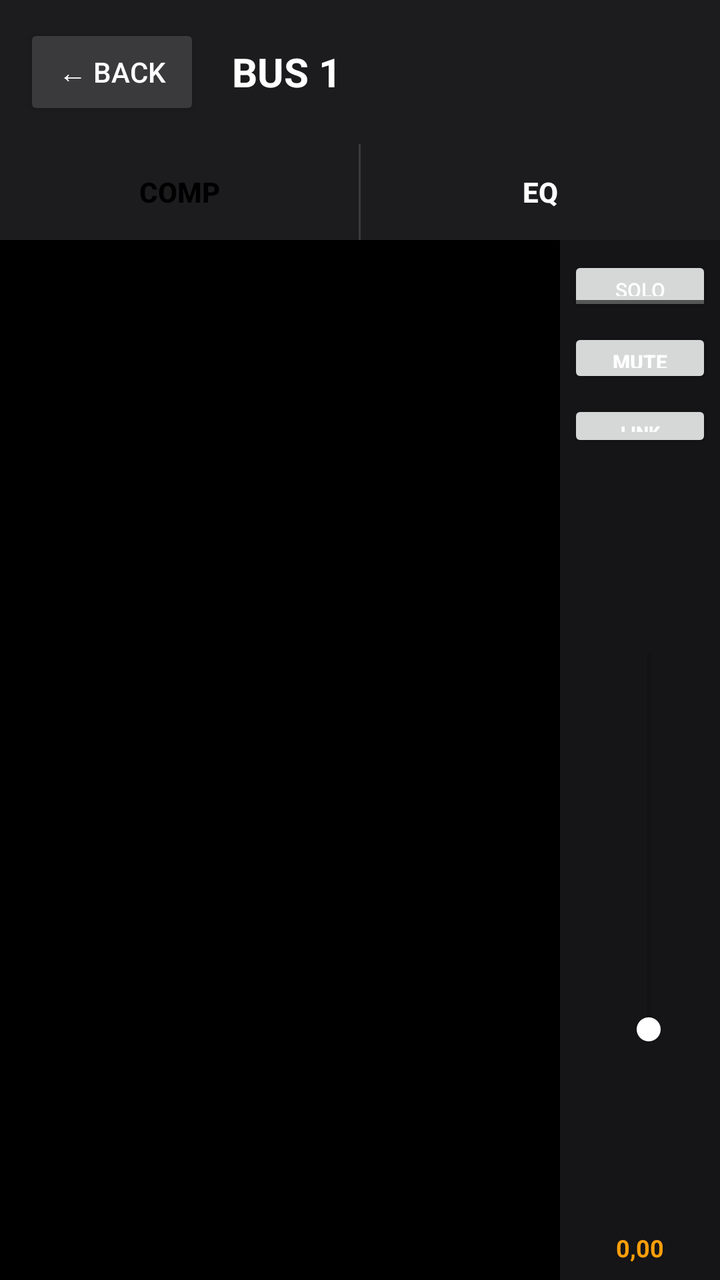
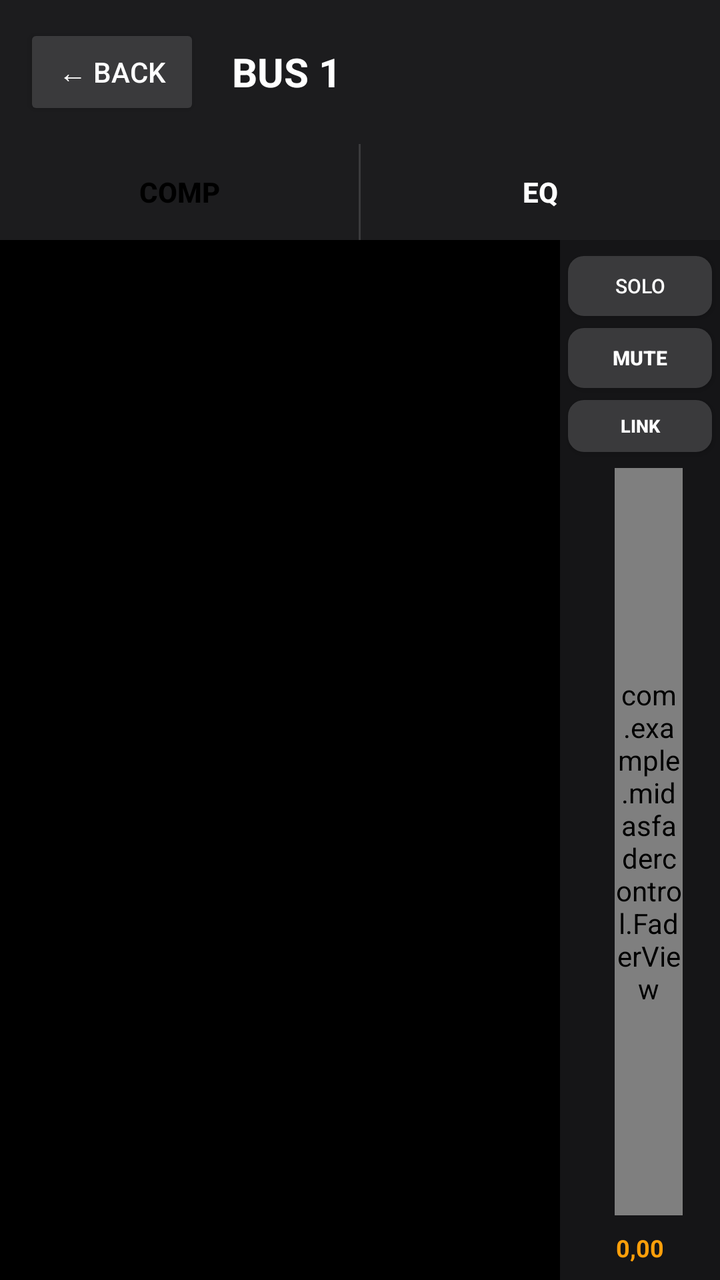

An Android layout rendered at two revisions. The XML below is the earlier revision; the diff shows what the commit changed to produce the second picture.
<!-- AndroidManifest.xml: application theme Theme.AppCompat.DayNight -->
<!-- res/layout/group_detail.xml -->
<?xml version="1.0" encoding="utf-8"?>
<LinearLayout xmlns:android="http://schemas.android.com/apk/res/android"
    android:layout_width="match_parent"
    android:layout_height="match_parent"
    android:fitsSystemWindows="true"
    android:orientation="vertical"
    android:background="#000000">

    <LinearLayout
        android:layout_width="match_parent"
        android:layout_height="wrap_content"
        android:orientation="horizontal"
        android:gravity="center_vertical"
        android:background="#1c1c1e"
        android:padding="12dp">

        <Button
            android:id="@+id/btnGroupDetailBack"
            android:layout_width="wrap_content"
            android:layout_height="wrap_content"
            android:text="← Back"
            android:textColor="#ffffff"
            android:backgroundTint="#3a3a3c" />

        <TextView
            android:id="@+id/textGroupDetailName"
            android:layout_width="0dp"
            android:layout_height="wrap_content"
            android:layout_weight="1"
            android:layout_marginStart="16dp"
            android:text="BUS 1"
            android:textColor="#ffffff"
            android:textStyle="bold"
            android:textSize="20sp" />
    </LinearLayout>

    <LinearLayout
        android:layout_width="match_parent"
        android:layout_height="wrap_content"
        android:orientation="horizontal"
        android:background="#1c1c1e">

        <Button
            android:id="@+id/btnGroupTabComp"
            android:layout_width="0dp"
            android:layout_height="wrap_content"
            android:layout_weight="1"
            android:minWidth="0dp"
            android:paddingTop="12dp"
            android:paddingBottom="12dp"
            android:text="COMP"
            android:textColor="#000000"
            android:textStyle="bold"
            android:background="@android:color/transparent"
            android:backgroundTint="#ff9f0a" />

        <View
            android:layout_width="1dp"
            android:layout_height="match_parent"
            android:background="#3a3a3c" />

        <Button
            android:id="@+id/btnGroupTabEq"
            android:layout_width="0dp"
            android:layout_height="wrap_content"
            android:layout_weight="1"
            android:minWidth="0dp"
            android:paddingTop="12dp"
            android:paddingBottom="12dp"
            android:text="EQ"
            android:textColor="#ffffff"
            android:textStyle="bold"
            android:background="@android:color/transparent"
            android:backgroundTint="#1c1c1e" />
    </LinearLayout>

    <LinearLayout
        android:layout_width="match_parent"
        android:layout_height="0dp"
        android:layout_weight="1"
        android:orientation="horizontal">

        <ScrollView
            android:layout_width="0dp"
            android:layout_height="match_parent"
            android:layout_weight="1">

            <LinearLayout
                android:layout_width="match_parent"
                android:layout_height="wrap_content"
                android:orientation="vertical">

                <LinearLayout
                    android:id="@+id/groupCompBlockContent"
                    android:layout_width="match_parent"
                    android:layout_height="wrap_content"
                    android:layout_margin="12dp"
                    android:background="@drawable/card_panel_background"
                    android:orientation="vertical"
                    android:padding="12dp"
                    android:visibility="gone" />

                <LinearLayout
                    android:id="@+id/groupEqBlockContent"
                    android:layout_width="match_parent"
                    android:layout_height="wrap_content"
                    android:layout_margin="12dp"
                    android:background="@drawable/card_panel_background"
                    android:orientation="vertical"
                    android:padding="12dp"
                    android:visibility="gone" />

            </LinearLayout>
        </ScrollView>

        <LinearLayout
            android:layout_width="80dp"
            android:layout_height="match_parent"
            android:orientation="vertical"
            android:gravity="center_horizontal"
            android:background="#151517"
            android:paddingTop="8dp"
            android:paddingBottom="8dp">

            <ToggleButton
                android:id="@+id/groupDetailSolo"
                android:layout_width="match_parent"
                android:layout_height="30dp"
                android:layout_marginStart="4dp"
                android:layout_marginEnd="4dp"
                android:textOn="SOLO"
                android:textOff="SOLO"
                android:textSize="10sp"
                android:textColor="#ffffff" />

            <Button
                android:id="@+id/groupDetailMute"
                android:layout_width="match_parent"
                android:layout_height="30dp"
                android:layout_marginStart="4dp"
                android:layout_marginEnd="4dp"
                android:layout_marginTop="6dp"
                android:text="MUTE"
                android:textSize="10sp"
                android:textStyle="bold"
                android:textColor="#ffffff" />

            
            <Button
                android:id="@+id/groupDetailLink"
                android:layout_width="match_parent"
                android:layout_height="26dp"
                android:layout_marginStart="4dp"
                android:layout_marginEnd="4dp"
                android:layout_marginTop="6dp"
                android:text="LINK"
                android:textSize="9sp"
                android:textStyle="bold"
                android:textColor="#ffffff" />

            <LinearLayout
                android:layout_width="match_parent"
                android:layout_height="0dp"
                android:layout_weight="1"
                android:layout_marginTop="8dp"
                android:orientation="horizontal"
                android:gravity="center_horizontal">

                <FrameLayout
                    android:layout_width="6dp"
                    android:layout_height="match_parent"
                    android:layout_marginEnd="3dp">
                    <View
                        android:id="@+id/groupDetailMeterBar"
                        android:layout_width="match_parent"
                        android:layout_height="match_parent"
                        android:layout_gravity="bottom"
                        android:background="#34c759"
                        android:scaleY="0" />
                </FrameLayout>

                <FrameLayout
                    android:id="@+id/groupDetailFaderContainer"
                    android:layout_width="28dp"
                    android:layout_height="match_parent">

                    <SeekBar
                        android:id="@+id/groupDetailFader"
                        android:layout_width="220dp"
                        android:layout_height="28dp"
                        android:layout_gravity="center"
                        android:max="1000"
                        android:progress="0"
                        android:progressTint="#ff9f0a"
                        android:thumbTint="#ffffff"
                        android:rotation="270" />
                </FrameLayout>
            </LinearLayout>

            <TextView
                android:id="@+id/textGroupDetailLevelValue"
                android:layout_width="wrap_content"
                android:layout_height="wrap_content"
                android:text="0,00"
                android:textColor="#ff9f0a"
                android:textStyle="bold"
                android:textSize="12sp"
                android:layout_marginTop="8dp" />

        </LinearLayout>
    </LinearLayout>
</LinearLayout>
<!-- resources referenced by this layout -->
<resources>
  <!-- drawable card_panel_background (drawable) -->
  <?xml version="1.0" encoding="utf-8"?>
  <shape xmlns:android="http://schemas.android.com/apk/res/android">
      <solid android:color="#17171a" />
      <corners android:radius="14dp" />
      <stroke android:width="1dp" android:color="#2a2a2e" />
  </shape>
</resources>

<!-- the commit's change to res/layout/group_detail.xml (unified diff, before → after) -->
@@ -126,6 +126,7 @@
                 android:id="@+id/groupDetailSolo"
                 android:layout_width="match_parent"
                 android:layout_height="30dp"
+                android:background="@drawable/console_button_background"
                 android:layout_marginStart="4dp"
                 android:layout_marginEnd="4dp"
                 android:textOn="SOLO"
@@ -137,6 +138,7 @@
                 android:id="@+id/groupDetailMute"
                 android:layout_width="match_parent"
                 android:layout_height="30dp"
+                android:background="@drawable/console_button_background"
                 android:layout_marginStart="4dp"
                 android:layout_marginEnd="4dp"
                 android:layout_marginTop="6dp"
@@ -150,6 +152,7 @@
                 android:id="@+id/groupDetailLink"
                 android:layout_width="match_parent"
                 android:layout_height="26dp"
+                android:background="@drawable/console_button_background"
                 android:layout_marginStart="4dp"
                 android:layout_marginEnd="4dp"
                 android:layout_marginTop="6dp"
@@ -179,22 +182,10 @@
                         android:scaleY="0" />
                 </FrameLayout>
 
-                <FrameLayout
-                    android:id="@+id/groupDetailFaderContainer"
-                    android:layout_width="28dp"
-                    android:layout_height="match_parent">
-
-                    <SeekBar
-                        android:id="@+id/groupDetailFader"
-                        android:layout_width="220dp"
-                        android:layout_height="28dp"
-                        android:layout_gravity="center"
-                        android:max="1000"
-                        android:progress="0"
-                        android:progressTint="#ff9f0a"
-                        android:thumbTint="#ffffff"
-                        android:rotation="270" />
-                </FrameLayout>
+                <com.example.midasfadercontrol.FaderView
+                    android:id="@+id/groupDetailFader"
+                    android:layout_width="34dp"
+                    android:layout_height="match_parent" />
             </LinearLayout>
 
             <TextView
<!-- resource entries referenced after the edit -->
@@ -7,5 +7,11 @@
       <corners android:radius="14dp" />
       <stroke android:width="1dp" android:color="#2a2a2e" />
   </shape>
+  <!-- drawable console_button_background (drawable) -->
+  <?xml version="1.0" encoding="utf-8"?>
+  <shape xmlns:android="http://schemas.android.com/apk/res/android">
+      <solid android:color="#3a3a3c" />
+      <corners android:radius="8dp" />
+  </shape>
 </resources>
 
